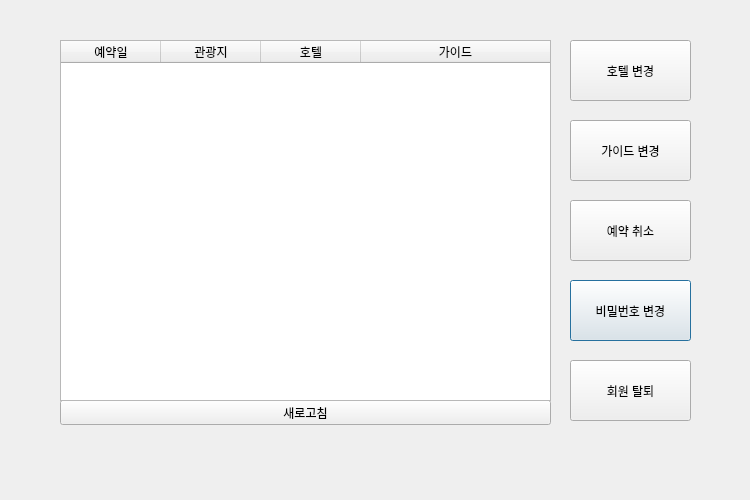
Old version of the form VIPclient/my_info.ui in the repository IOT-summer-festival/summer-festival.
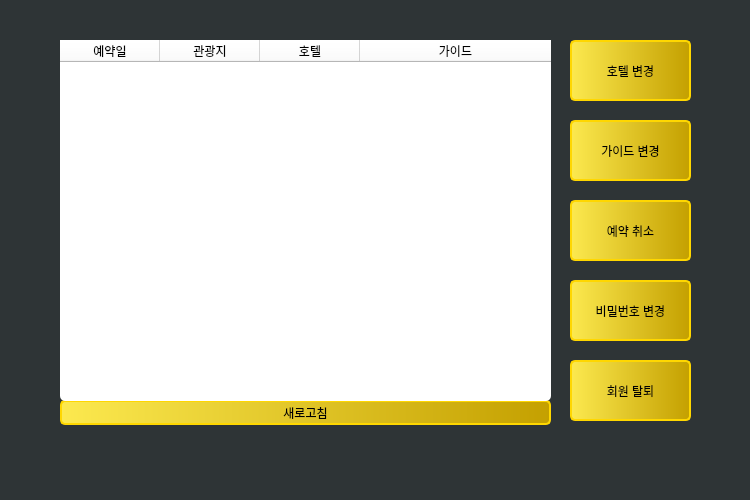
New version of the form.

```diff
--- a/VIPclient/my_info.ui
+++ b/VIPclient/my_info.ui
@@ -25,6 +25,10 @@
   <property name="windowTitle">
    <string>Dialog</string>
   </property>
+  <property name="styleSheet">
+   <string notr="true">background-color: rgb(46, 52, 54);
+color: rgb(255, 255, 255);</string>
+  </property>
   <widget class="QPushButton" name="change_pw">
    <property name="geometry">
     <rect>
@@ -34,6 +38,13 @@
      <height>61</height>
     </rect>
    </property>
+   <property name="styleSheet">
+    <string notr="true">color: rgb(0, 0, 0);
+background-color: qlineargradient(spread:pad, x1:0, y1:0, x2:1, y2:0, stop:0 rgba(252, 233, 79), stop:1 rgba(196, 160, 0));
+border: 2px solid rgb(255, 215, 0);
+border-radius: 5px;
+</string>
+   </property>
    <property name="text">
     <string>비밀번호 변경</string>
    </property>
@@ -47,6 +58,13 @@
      <height>61</height>
     </rect>
    </property>
+   <property name="styleSheet">
+    <string notr="true">color: rgb(0, 0, 0);
+background-color: qlineargradient(spread:pad, x1:0, y1:0, x2:1, y2:0, stop:0 rgba(252, 233, 79), stop:1 rgba(196, 160, 0));
+border: 2px solid rgb(255, 215, 0);
+border-radius: 5px;
+</string>
+   </property>
    <property name="text">
     <string>예약 취소</string>
    </property>
@@ -60,6 +78,13 @@
      <height>25</height>
     </rect>
    </property>
+   <property name="styleSheet">
+    <string notr="true">color: rgb(0, 0, 0);
+background-color: qlineargradient(spread:pad, x1:0, y1:0, x2:1, y2:0, stop:0 rgba(252, 233, 79), stop:1 rgba(196, 160, 0));
+border: 2px solid rgb(255, 215, 0);
+border-radius: 5px;
+</string>
+   </property>
    <property name="text">
     <string>새로고침</string>
    </property>
@@ -73,6 +98,13 @@
      <height>61</height>
     </rect>
    </property>
+   <property name="styleSheet">
+    <string notr="true">color: rgb(0, 0, 0);
+background-color: qlineargradient(spread:pad, x1:0, y1:0, x2:1, y2:0, stop:0 rgba(252, 233, 79), stop:1 rgba(196, 160, 0));
+border: 2px solid rgb(255, 215, 0);
+border-radius: 5px;
+</string>
+   </property>
    <property name="text">
     <string>회원 탈퇴</string>
    </property>
@@ -86,6 +118,13 @@
      <height>361</height>
     </rect>
    </property>
+   <property name="styleSheet">
+    <string notr="true">background-color: rgb(255, 255, 255);
+border-color: rgb(255, 255, 255);
+color: rgb(0, 0, 0);
+border-radius: 5px;
+</string>
+   </property>
    <attribute name="horizontalHeaderShowSortIndicator" stdset="0">
     <bool>false</bool>
    </attribute>
@@ -137,6 +176,13 @@
      <height>61</height>
     </rect>
    </property>
+   <property name="styleSheet">
+    <string notr="true">color: rgb(0, 0, 0);
+background-color: qlineargradient(spread:pad, x1:0, y1:0, x2:1, y2:0, stop:0 rgba(252, 233, 79), stop:1 rgba(196, 160, 0));
+border: 2px solid rgb(255, 215, 0);
+border-radius: 5px;
+</string>
+   </property>
    <property name="text">
     <string>호텔 변경</string>
    </property>
@@ -150,6 +196,13 @@
      <height>61</height>
     </rect>
    </property>
+   <property name="styleSheet">
+    <string notr="true">color: rgb(0, 0, 0);
+background-color: qlineargradient(spread:pad, x1:0, y1:0, x2:1, y2:0, stop:0 rgba(252, 233, 79), stop:1 rgba(196, 160, 0));
+border: 2px solid rgb(255, 215, 0);
+border-radius: 5px;
+</string>
+   </property>
    <property name="text">
     <string>가이드 변경</string>
    </property>
```
